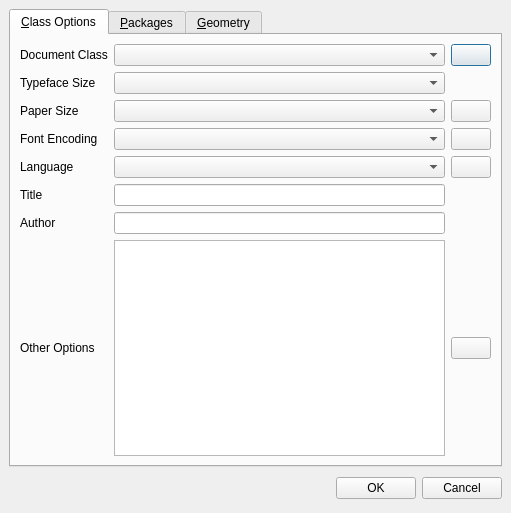
The window that src/quickdocumentdialog.ui (texstudio-org/texstudio) describes before a commit, drawn with Qt 5.
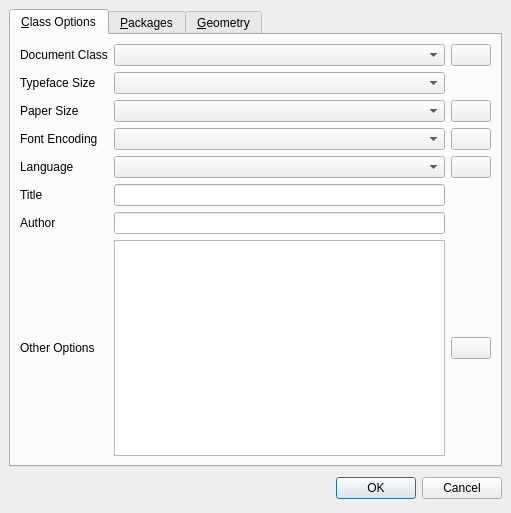
The same window after the commit. Icons and pictures are not drawn.

Commit message:
add tabstops to Quick Start dialog (#3014)
set focus to title field, simplify ok/cancel buttons

```diff
--- a/src/quickdocumentdialog.ui
+++ b/src/quickdocumentdialog.ui
@@ -680,16 +680,12 @@
       </spacer>
      </item>
      <item>
-      <widget class="QPushButton" name="okButton">
-       <property name="text">
-        <string>OK</string>
+      <widget class="QDialogButtonBox" name="buttonBox">
+       <property name="orientation">
+        <enum>Qt::Horizontal</enum>
        </property>
-      </widget>
-     </item>
-     <item>
-      <widget class="QPushButton" name="cancelButton">
-       <property name="text">
-        <string>Cancel</string>
+       <property name="standardButtons">
+        <set>QDialogButtonBox::Cancel|QDialogButtonBox::Ok</set>
        </property>
       </widget>
      </item>
```
Left out of the diff: 25 changed lines with no effect on the pictures. The commit also changes 2 other files.
